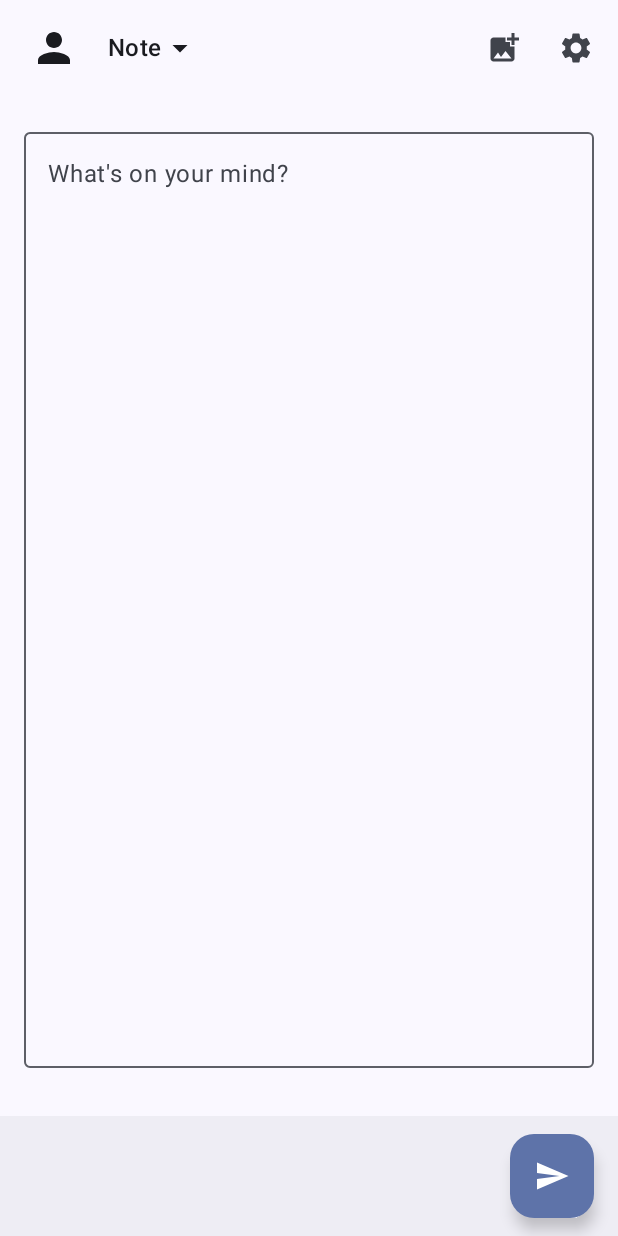
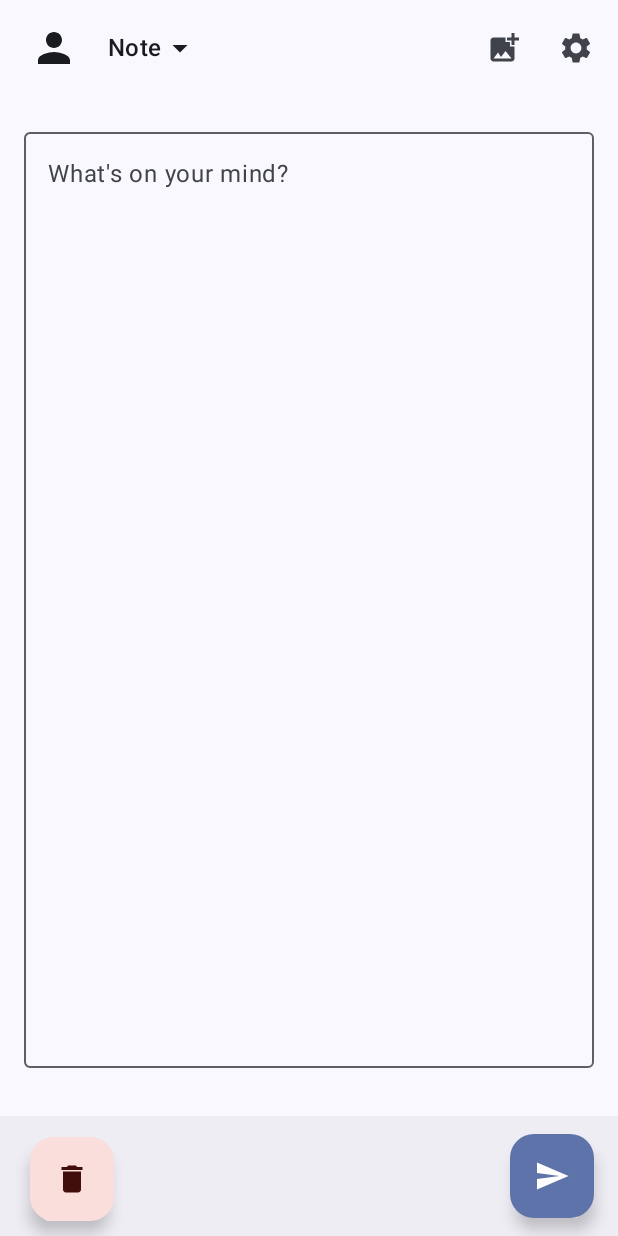
Before and after one commit to hardran3/Prism, an Android app built with Jetpack Compose: the screen it shows after launch (ProcessTextActivity), on a phone screen of 412 x 824 dp. Run offline under Robolectric (Android 15) with nearby library versions, the light colour scheme and no system bars; pictures from the network do not load.

Commit message:
Some Final Polish

```diff
--- a/app/src/main/java/com/ryans/nostrshare/ProcessTextActivity.kt
+++ b/app/src/main/java/com/ryans/nostrshare/ProcessTextActivity.kt
@@ -165,6 +165,9 @@ class ProcessTextActivity : ComponentActivity() {
         // Draft Prompt
 
 
+
+        var showConfirmClear by remember { mutableStateOf(false) }
+
         // Auto-focus
         LaunchedEffect(Unit) { focusRequester.requestFocus() }
 
@@ -303,6 +306,39 @@ class ProcessTextActivity : ComponentActivity() {
                 } else {
                     BottomAppBar(
                          actions = {
+                             // Clear & Close Button
+                             // Clear & Close Button (FAB Style)
+                             // Clear & Close Button (FAB Style)
+                             Row(verticalAlignment = Alignment.CenterVertically) {
+                                  FloatingActionButton(
+                                     onClick = { showConfirmClear = !showConfirmClear },
+                                     containerColor = MaterialTheme.colorScheme.errorContainer,
+                                     contentColor = MaterialTheme.colorScheme.onErrorContainer,
+                                     modifier = Modifier.padding(start = 16.dp)
+                                 ) {
+                                     // Icon changes based on state
+                                     if (showConfirmClear) {
+                                         Icon(Icons.Default.Close, "Cancel Delete")
+                                     } else {
+                                         Icon(Icons.Default.Delete, "Clear & Close")
+                                     }
+                                 }
+
+                                 if (showConfirmClear) {
+                                     Spacer(modifier = Modifier.width(16.dp))
+                                     FloatingActionButton(
+                                         onClick = {
+                                             vm.clearContent()
+                                             finish()
+                                         },
+                                         containerColor = MaterialTheme.colorScheme.error,
+                                         contentColor = MaterialTheme.colorScheme.onError
+                                     ) {
+                                         Icon(Icons.Default.Check, "Confirm Delete")
+                                     }
+                                 }
+                             }
+
                             if (vm.publishSuccess == false || vm.uploadStatus.startsWith("Error") || vm.uploadStatus.startsWith("Upload failed")) {
                                 Text(
                                     text = if (vm.uploadStatus.isNotBlank()) vm.uploadStatus else "Failed. Retry?",
```
Also changed, not shown: app/src/main/java/com/ryans/nostrshare/ProcessTextViewModel.kt (+12 -0 lines).
